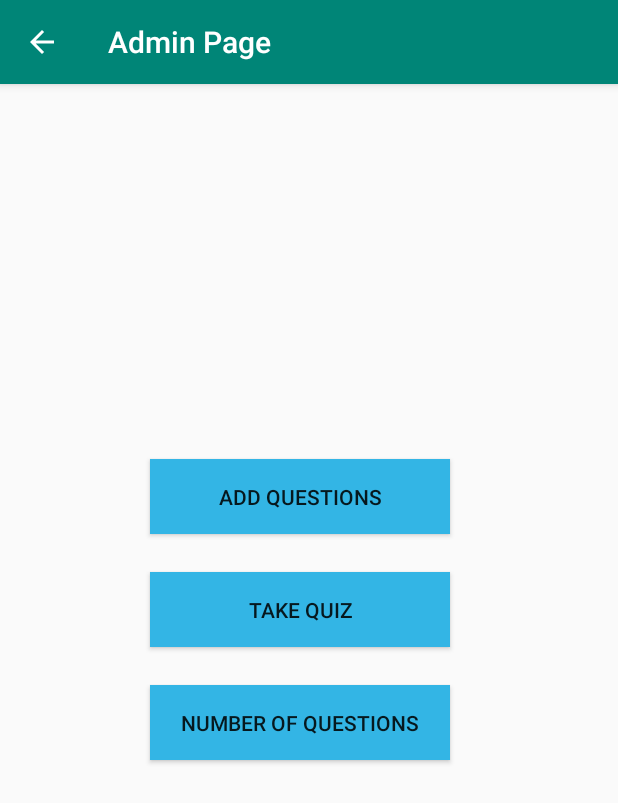
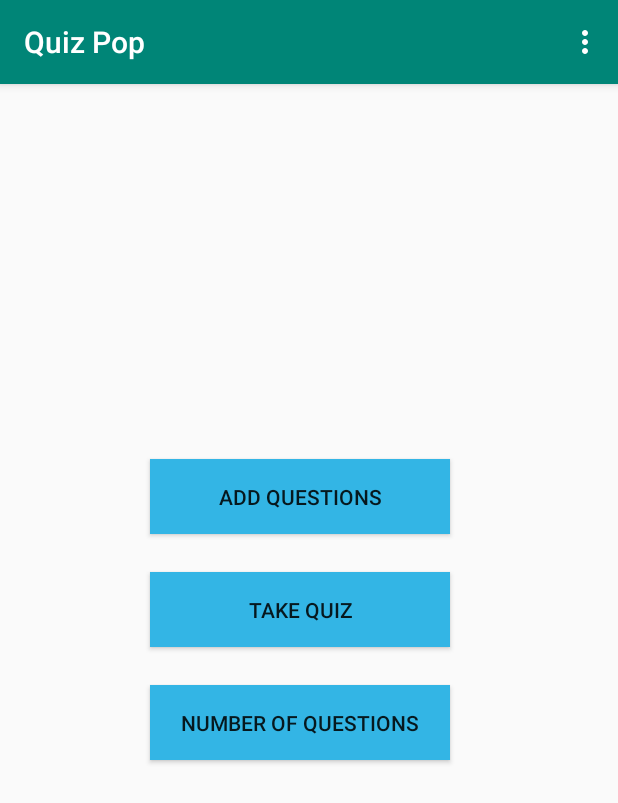
Before and after one commit to viccast36/Quiz, an Android app: the Admin_Page screen opened directly, with no data from a screen before it, on a phone screen of 412 x 824 dp. Shown: the top 803 px of the screen. Run offline under Robolectric (Android 15) with nearby library versions, the phone set to English and light mode, and no system bars.

Commit message:
adding db

```diff
--- a/app/src/main/AndroidManifest.xml
+++ b/app/src/main/AndroidManifest.xml
@@ -19,9 +19,10 @@
             </intent-filter>
         </activity>
         <activity android:name=".Sign_Up"/>
-        <activity android:name=".Admin_Page" android:parentActivityName=".MainActivity"/>
+        <activity android:name=".Admin_Page"/>
         <activity android:name=".User_Page" android:parentActivityName=".MainActivity"/>
         <activity android:name=".Add_Questions" android:parentActivityName=".Admin_Page"/>
+        <activity android:name=".About_Us" android:parentActivityName=".Admin_Page"/>
     </application>
 
 </manifest>
--- a/app/src/main/java/com/example/quizpop/Admin_Page.java
+++ b/app/src/main/java/com/example/quizpop/Admin_Page.java
@@ -2,8 +2,11 @@ package com.example.quizpop;
 
 import android.content.Intent;
 import android.os.Bundle;
+import android.view.MenuItem;
 import android.view.View;
 import android.widget.Button;
+import android.view.Menu;
+import android.widget.Toast;
 
 import androidx.appcompat.app.AppCompatActivity;
 
@@ -18,8 +21,6 @@ public class Admin_Page extends AppCompatActivity {
         super.onCreate(savedInstanceState);   //initialises an activity;
         setContentView(R.layout.admin_page);
 
-        getSupportActionBar().setTitle("Admin Page");
-        getSupportActionBar().setDisplayHomeAsUpEnabled(true);
 
         Add_Question = (Button) findViewById(R.id.button1);
 
@@ -33,4 +34,29 @@ public class Admin_Page extends AppCompatActivity {
         });
 
     }
+
+    @Override
+    public boolean onCreateOptionsMenu(Menu menu)
+    {
+          getMenuInflater().inflate(R.menu.menu, menu);
+          return true;
+    }
+
+    @Override
+    public boolean onOptionsItemSelected(MenuItem item)
+    {
+        if(item.getItemId()==R.id.AboutUs)
+        {
+            Intent intent = new Intent(Admin_Page.this, About_Us.class);
+            startActivity(intent);
+        }
+        else if(item.getItemId()==R.id.SignOut)
+        {
+            Toast.makeText(getApplicationContext(), "Sign Out Successful!", Toast.LENGTH_SHORT).show();
+            Intent intent = new Intent(Admin_Page.this, MainActivity.class);
+            startActivity(intent);
+
+        }
+        return true;
+    }
 }
--- /dev/null
+++ b/app/src/main/res/menu/menu.xml
@@ -0,0 +1,12 @@
+<?xml version="1.0" encoding="utf-8"?>
+<menu xmlns:android="http://schemas.android.com/apk/res/android"
+    xmlns:app="http://schemas.android.com/apk/res-auto">
+     <item android:id="@+id/AboutUs"
+         android:title="@string/AboutUs"
+         app:showAsAction="never"/>
+
+    <item android:id="@+id/SignOut"
+        android:title="@string/SignOut"
+        app:showAsAction="never"/>
+
+</menu>
--- a/app/src/main/res/values/strings.xml
+++ b/app/src/main/res/values/strings.xml
@@ -28,4 +28,8 @@
     <string name="btnTakeQuiz">Take Quiz</string>
     <string name="btnNQ">Number of Questions</string>
     <string name="btnReport">Report</string>
+    <string name="AboutUs">About Us</string>
+    <string name="SignOut">Sign Out</string>
+    <string name="AboutUsTitle">Quiz Pop</string>
+    <string name="AboutUsText">Quizpop is an application where you can test your knowledge against QuizPops database. This application is built for the people who are fanatic about quizzes. The user can answer some challenging questions. The admin will prepare the questions and add them to the database. The user is asked with some random questions from the database. Each question contains four multiple options. It is left to the user to select the number of questions to answer. There will be multiple rounds throughout the quiz. A report is made in every round using a bar graph. The user will also be able to see how a particular user stands against other users and see who is the ultimate Quizpopper. </string>
 </resources>
```
Also changed, not shown: app/src/main/java/com/example/quizpop/About_Us.java (added, +17 -0 lines), app/src/main/java/com/example/quizpop/Add_Questions.java (+28 -6 lines), app/src/main/java/com/example/quizpop/User_Page.java (+29 -0 lines), app/src/main/res/layout/about_us.xml (added, +28 -0 lines).
